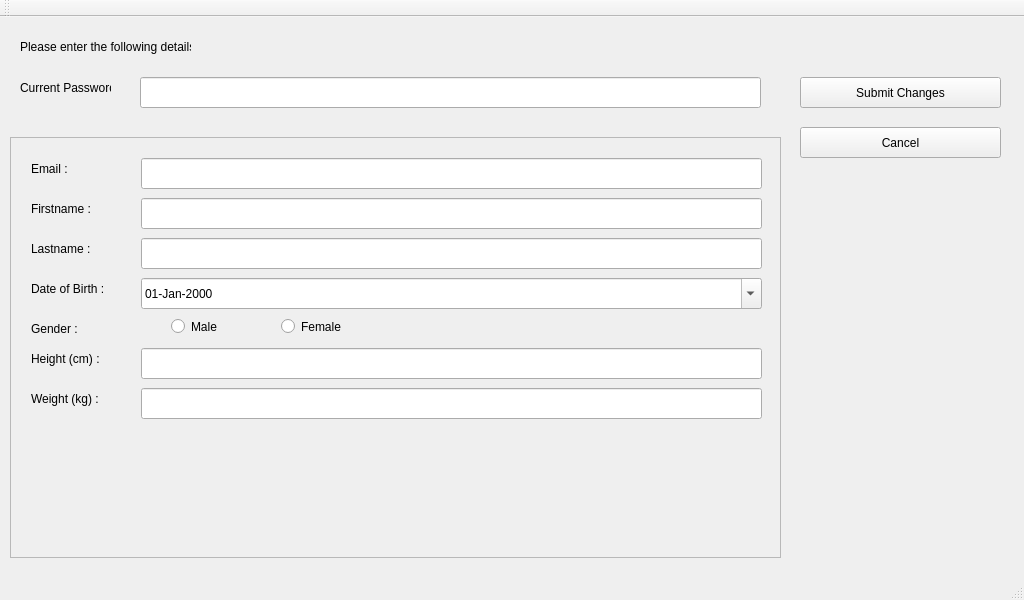
Before: the Qt Designer form GUI_Qt/SmartScale/userDetailChange.ui in twschung/IoT-Smart-Scale, drawn with Qt 5.
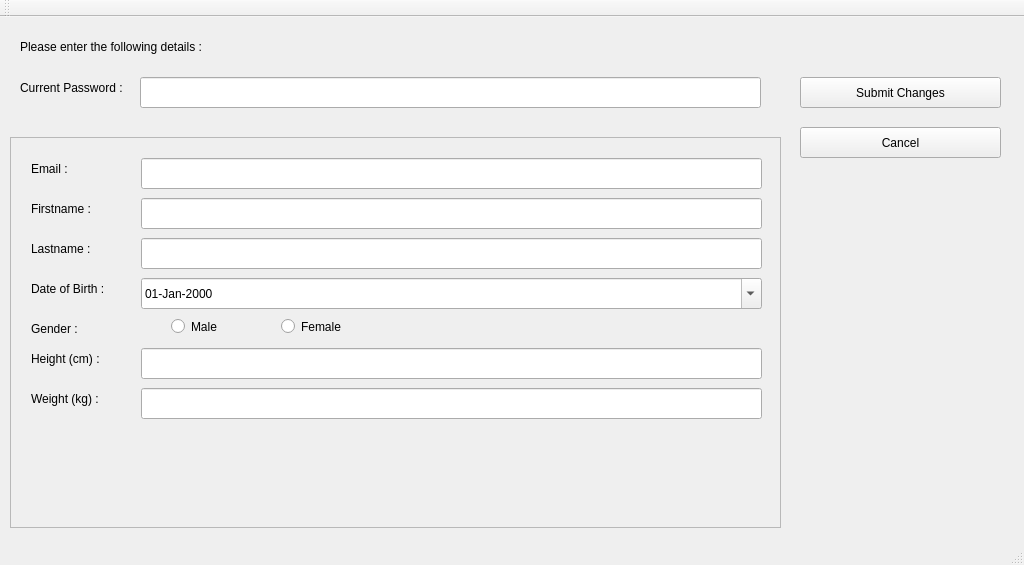
After: the same form once the commit is applied.

Patch:
```diff
--- a/GUI_Qt/SmartScale/userDetailChange.ui
+++ b/GUI_Qt/SmartScale/userDetailChange.ui
@@ -7,7 +7,7 @@
     <x>0</x>
     <y>0</y>
     <width>1024</width>
-    <height>600</height>
+    <height>565</height>
    </rect>
   </property>
   <property name="windowTitle">
@@ -45,7 +45,7 @@
      <rect>
       <x>20</x>
       <y>10</y>
-      <width>171</width>
+      <width>231</width>
       <height>41</height>
      </rect>
     </property>
@@ -59,7 +59,7 @@
       <x>10</x>
       <y>120</y>
       <width>771</width>
-      <height>421</height>
+      <height>391</height>
      </rect>
     </property>
     <property name="widgetResizable">
@@ -71,7 +71,7 @@
        <x>0</x>
        <y>0</y>
        <width>769</width>
-       <height>419</height>
+       <height>389</height>
       </rect>
      </property>
      <widget class="QDateEdit" name="datDoB">
@@ -300,7 +300,7 @@
      <rect>
       <x>20</x>
       <y>60</y>
-      <width>91</width>
+      <width>111</width>
       <height>21</height>
      </rect>
     </property>
```
